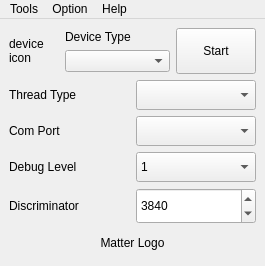
Samsung/ioter, file res/view/main.ui: the form before one commit.
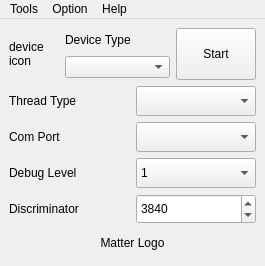
The form after the commit. Icons and pictures are not drawn.

```diff
--- a/res/view/main.ui
+++ b/res/view/main.ui
@@ -113,6 +113,12 @@
                 <verstretch>0</verstretch>
                </sizepolicy>
               </property>
+              <property name="minimumSize">
+               <size>
+                <width>70</width>
+                <height>0</height>
+               </size>
+              </property>
               <property name="text">
                <string>Start</string>
               </property>
@@ -231,7 +237,7 @@
            </layout>
           </item>
           <item>
-           <layout class="QHBoxLayout" name="horizontalLayout_7" stretch="1,0">
+           <layout class="QHBoxLayout" name="horizontalLayout_7" stretch="1,1">
             <item>
              <widget class="QLabel" name="labelDiscriminator">
               <property name="text">
@@ -242,17 +248,23 @@
             <item>
              <widget class="QSpinBox" name="spinBoxDiscriminator">
               <property name="sizePolicy">
-               <sizepolicy hsizetype="Preferred" vsizetype="Preferred">
+               <sizepolicy hsizetype="Ignored" vsizetype="Preferred">
                 <horstretch>0</horstretch>
-                <verstretch>30</verstretch>
+                <verstretch>0</verstretch>
                </sizepolicy>
               </property>
               <property name="minimumSize">
                <size>
-                <width>120</width>
+                <width>0</width>
                 <height>0</height>
                </size>
               </property>
+              <property name="maximumSize">
+               <size>
+                <width>16777215</width>
+                <height>30</height>
+               </size>
+              </property>
               <property name="minimum">
                <number>1</number>
               </property>
```
